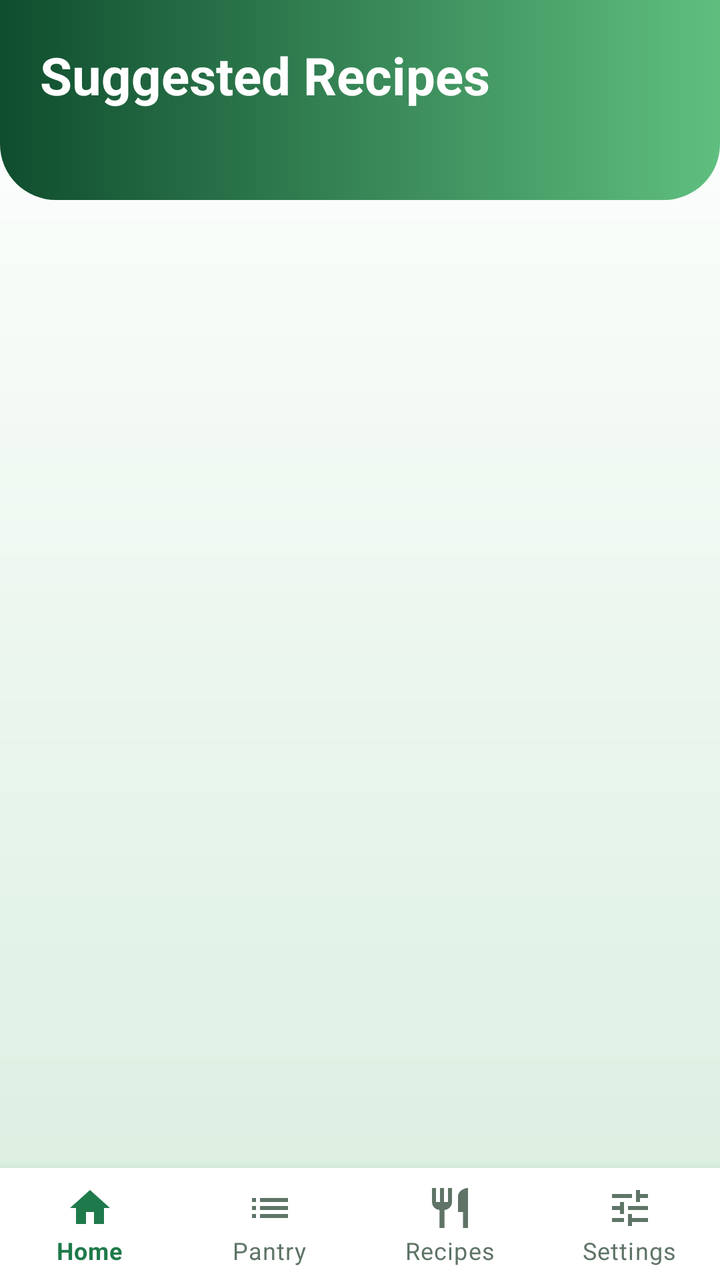
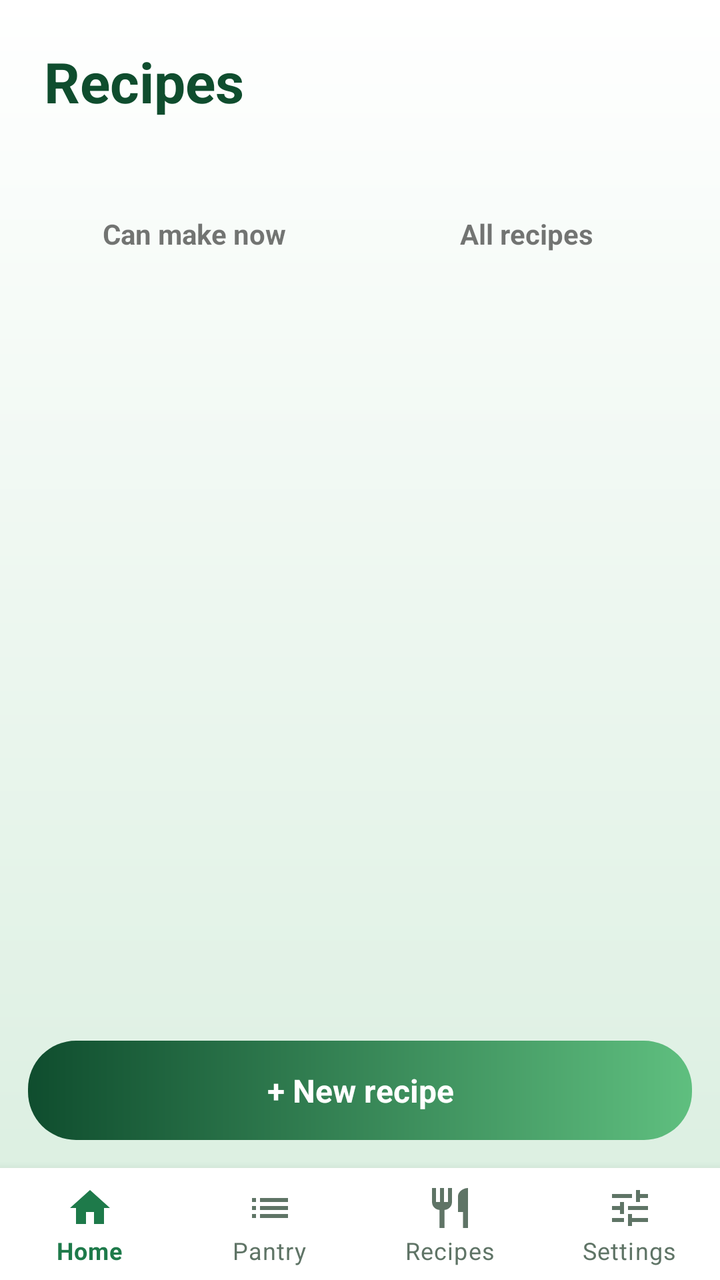

An Android layout rendered at two revisions. The XML below is the earlier revision; the diff shows what the commit changed to produce the second picture.
<!-- AndroidManifest.xml: application theme PantryTheme -->
<!-- res/layout/activity_suggested.xml -->
<?xml version="1.0" encoding="utf-8"?>
<LinearLayout xmlns:android="http://schemas.android.com/apk/res/android"
    xmlns:app="http://schemas.android.com/apk/res-auto"
    android:layout_width="match_parent"
    android:layout_height="match_parent"
    android:orientation="vertical">

    <LinearLayout
        android:id="@+id/header"
        android:layout_width="match_parent"
        android:layout_height="wrap_content"
        android:background="@drawable/pm_bg_gradient"
        android:orientation="vertical"
        android:padding="20dp">

        <TextView
            android:layout_width="wrap_content"
            android:layout_height="wrap_content"
            android:text="Suggested Recipes"
            android:textColor="@android:color/white"
            android:textSize="26sp"
            android:textStyle="bold" />

        <TextView
            android:id="@+id/tvSummary"
            android:layout_width="wrap_content"
            android:layout_height="wrap_content"
            android:layout_marginTop="6dp"
            android:textColor="@android:color/white"
            android:textSize="14sp" />
    </LinearLayout>

    <FrameLayout
        android:layout_width="match_parent"
        android:layout_height="0dp"
        android:layout_weight="1">

        <androidx.recyclerview.widget.RecyclerView
            android:id="@+id/rvRecipes"
            android:layout_width="match_parent"
            android:layout_height="match_parent"
            android:clipToPadding="false"
            android:padding="10dp" />

        <TextView
            android:id="@+id/tvEmpty"
            android:layout_width="match_parent"
            android:layout_height="wrap_content"
            android:layout_gravity="center"
            android:gravity="center"
            android:padding="30dp"
            android:text="No recipes match your pantry yet - add more ingredients"
            android:textColor="@color/pm_grey"
            android:textSize="16sp"
            android:visibility="gone" />
    </FrameLayout>

    <com.google.android.material.bottomnavigation.BottomNavigationView
        android:id="@+id/bottom_nav"
        android:layout_width="match_parent"
        android:layout_height="wrap_content"
        android:background="@android:color/white"
        app:itemIconTint="@color/pm_nav_colors"
        app:itemTextColor="@color/pm_nav_colors"
        app:labelVisibilityMode="labeled"
        app:menu="@menu/pm_bottom_nav" />

</LinearLayout>
<!-- resources referenced by this layout -->
<resources>
  <color name="pm_grey">#5F7466</color>
  <!-- drawable pm_bg_gradient (drawable) -->
  <?xml version="1.0" encoding="utf-8"?>
  <shape xmlns:android="http://schemas.android.com/apk/res/android"
      android:shape="rectangle">
      <gradient
          android:angle="0"
          android:endColor="@color/pm_green_light"
          android:startColor="@color/pm_green_dark"
          android:type="linear" />
      <corners
          android:bottomLeftRadius="28dp"
          android:bottomRightRadius="28dp" />
  </shape>
  <style name="PantryTheme" parent="Theme.MaterialComponents.Light.NoActionBar">
          <item name="colorPrimary">@color/pm_green</item>
          <item name="colorPrimaryVariant">@color/pm_green_dark</item>
          <item name="colorOnPrimary">@android:color/white</item>
          <item name="colorSecondary">@color/pm_green_light</item>
          <item name="android:statusBarColor">@android:color/white</item>
          <item name="android:windowLightStatusBar">true</item>
          <item name="android:windowBackground">@drawable/pm_screen_bg</item>
      </style>
  <color name="pm_green_light">#5FBF7F</color>
  <color name="pm_green_dark">#0F4D2E</color>
  <color name="pm_green">#1E7A4A</color>
  <!-- drawable pm_screen_bg (drawable) -->
  <?xml version="1.0" encoding="utf-8"?>
  <shape xmlns:android="http://schemas.android.com/apk/res/android"
      android:shape="rectangle">
      
      <gradient
          android:angle="270"
          android:endColor="@color/pm_screen_end"
          android:startColor="@android:color/white"
          android:type="linear" />
  </shape>
  <color name="pm_screen_end">#D9EEDF</color>
</resources>

<!-- the commit's change to res/layout/activity_suggested.xml (unified diff, before → after) -->
@@ -9,25 +9,59 @@
         android:id="@+id/header"
         android:layout_width="match_parent"
         android:layout_height="wrap_content"
-        android:background="@drawable/pm_bg_gradient"
         android:orientation="vertical"
-        android:padding="20dp">
+        android:paddingStart="22dp"
+        android:paddingTop="22dp"
+        android:paddingEnd="22dp"
+        android:paddingBottom="8dp">
 
         <TextView
+            style="@style/PmTitle"
             android:layout_width="wrap_content"
             android:layout_height="wrap_content"
-            android:text="Suggested Recipes"
-            android:textColor="@android:color/white"
-            android:textSize="26sp"
+            android:text="Recipes" />
+
+        <TextView
+            android:id="@+id/tvSummary"
+            style="@style/PmSubtitle"
+            android:layout_width="wrap_content"
+            android:layout_height="wrap_content"
+            android:layout_marginTop="2dp" />
+    </LinearLayout>
+
+    <LinearLayout
+        android:layout_width="match_parent"
+        android:layout_height="wrap_content"
+        android:layout_marginStart="14dp"
+        android:layout_marginTop="4dp"
+        android:layout_marginEnd="14dp"
+        android:orientation="horizontal">
+
+        <TextView
+            android:id="@+id/tabCan"
+            android:layout_width="0dp"
+            android:layout_height="wrap_content"
+            android:layout_margin="4dp"
+            android:layout_weight="1"
+            android:clickable="true"
+            android:focusable="true"
+            android:gravity="center"
+            android:padding="11dp"
+            android:text="Can make now"
             android:textStyle="bold" />
 
         <TextView
-            android:id="@+id/tvSummary"
-            android:layout_width="wrap_content"
+            android:id="@+id/tabAll"
+            android:layout_width="0dp"
             android:layout_height="wrap_content"
-            android:layout_marginTop="6dp"
-            android:textColor="@android:color/white"
-            android:textSize="14sp" />
+            android:layout_margin="4dp"
+            android:layout_weight="1"
+            android:clickable="true"
+            android:focusable="true"
+            android:gravity="center"
+            android:padding="11dp"
+            android:text="All recipes"
+            android:textStyle="bold" />
     </LinearLayout>
 
     <FrameLayout
@@ -55,6 +89,12 @@
             android:visibility="gone" />
     </FrameLayout>
 
+    <TextView
+        android:id="@+id/btnNewRecipe"
+        style="@style/PmButton"
+        android:layout_margin="14dp"
+        android:text="+ New recipe" />
+
     <com.google.android.material.bottomnavigation.BottomNavigationView
         android:id="@+id/bottom_nav"
         android:layout_width="match_parent"
<!-- resource entries referenced after the edit -->
@@ -1,19 +1,28 @@
 <!-- resources referenced by this layout -->
 <resources>
   <color name="pm_grey">#5F7466</color>
-  <!-- drawable pm_bg_gradient (drawable) -->
-  <?xml version="1.0" encoding="utf-8"?>
-  <shape xmlns:android="http://schemas.android.com/apk/res/android"
-      android:shape="rectangle">
-      <gradient
-          android:angle="0"
-          android:endColor="@color/pm_green_light"
-          android:startColor="@color/pm_green_dark"
-          android:type="linear" />
-      <corners
-          android:bottomLeftRadius="28dp"
-          android:bottomRightRadius="28dp" />
-  </shape>
+  <style name="PmButton">
+          <item name="android:layout_width">match_parent</item>
+          <item name="android:layout_height">wrap_content</item>
+          <item name="android:background">@drawable/pm_btn_gradient</item>
+          <item name="android:foreground">?attr/selectableItemBackground</item>
+          <item name="android:gravity">center</item>
+          <item name="android:padding">14dp</item>
+          <item name="android:textColor">@android:color/white</item>
+          <item name="android:textSize">16sp</item>
+          <item name="android:textStyle">bold</item>
+          <item name="android:clickable">true</item>
+          <item name="android:focusable">true</item>
+      </style>
+  <style name="PmSubtitle">
+          <item name="android:textColor">@color/pm_grey</item>
+          <item name="android:textSize">14sp</item>
+      </style>
+  <style name="PmTitle">
+          <item name="android:textColor">@color/pm_green_dark</item>
+          <item name="android:textSize">28sp</item>
+          <item name="android:textStyle">bold</item>
+      </style>
   <style name="PantryTheme" parent="Theme.MaterialComponents.Light.NoActionBar">
           <item name="colorPrimary">@color/pm_green</item>
           <item name="colorPrimaryVariant">@color/pm_green_dark</item>
@@ -23,6 +32,17 @@
           <item name="android:windowLightStatusBar">true</item>
           <item name="android:windowBackground">@drawable/pm_screen_bg</item>
       </style>
+  <!-- drawable pm_btn_gradient (drawable) -->
+  <?xml version="1.0" encoding="utf-8"?>
+  <shape xmlns:android="http://schemas.android.com/apk/res/android"
+      android:shape="rectangle">
+      <gradient
+          android:angle="0"
+          android:endColor="@color/pm_green_light"
+          android:startColor="@color/pm_green_dark"
+          android:type="linear" />
+      <corners android:radius="24dp" />
+  </shape>
   <color name="pm_green_light">#5FBF7F</color>
   <color name="pm_green_dark">#0F4D2E</color>
   <color name="pm_green">#1E7A4A</color>
